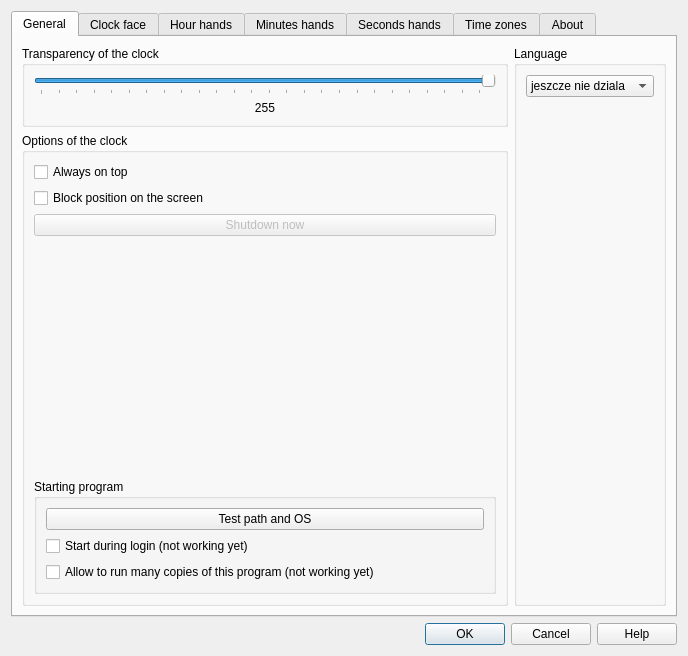
Before: the Qt Designer form topcje_dlg.ui in jgrebosz/celownik, drawn with Qt 5.
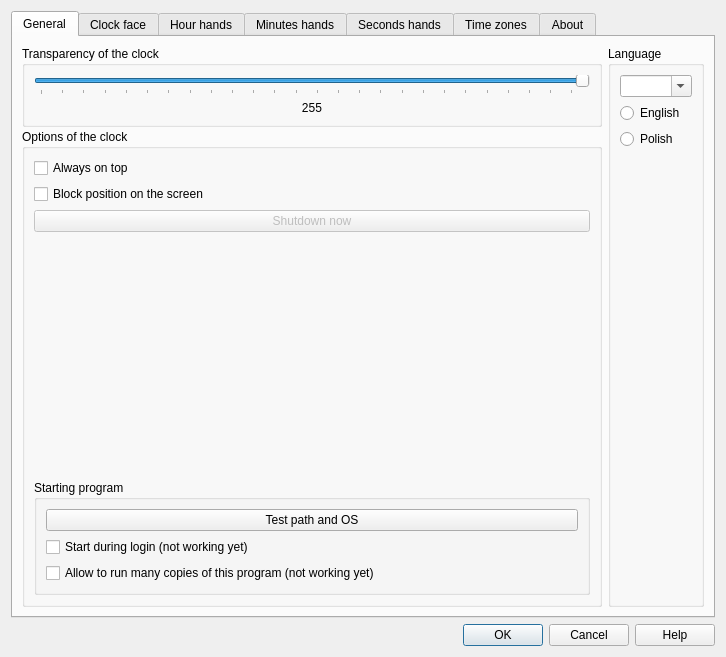
After: the same form once the commit is applied. The open tabs and pages were chosen to show the change. Icons and pictures are not drawn.

Patch:
```diff
--- a/topcje_dlg.ui
+++ b/topcje_dlg.ui
@@ -6,8 +6,8 @@
    <rect>
     <x>0</x>
     <y>0</y>
-    <width>688</width>
-    <height>656</height>
+    <width>726</width>
+    <height>657</height>
    </rect>
   </property>
   <property name="windowTitle">
@@ -32,6 +32,9 @@
       <layout class="QHBoxLayout" name="horizontalLayout">
        <item>
         <layout class="QVBoxLayout" name="verticalLayout_8">
+         <property name="spacing">
+          <number>2</number>
+         </property>
          <item>
           <widget class="QGroupBox" name="groupBox">
            <property name="title">
@@ -158,7 +161,10 @@
         </layout>
        </item>
        <item>
-        <layout class="QVBoxLayout" name="verticalLayout_4">
+        <layout class="QVBoxLayout" name="verticalLayout_4" stretch="0">
+         <property name="spacing">
+          <number>20</number>
+         </property>
          <item>
           <widget class="QGroupBox" name="groupBox_4">
            <property name="title">
@@ -167,22 +173,23 @@
            <layout class="QVBoxLayout" name="verticalLayout_2">
             <item>
              <widget class="QComboBox" name="comboBox_language">
-              <property name="currentText">
-               <string>jeszcze nie dziala</string>
+              <property name="editable">
+               <bool>true</bool>
               </property>
-              <property name="currentIndex">
-               <number>0</number>
+             </widget>
+            </item>
+            <item>
+             <widget class="QRadioButton" name="radioButton_english">
+              <property name="text">
+               <string>English</string>
               </property>
-              <item>
-               <property name="text">
-                <string>jeszcze nie dziala</string>
-               </property>
-              </item>
-              <item>
-               <property name="text">
-                <string>nadal nie działa</string>
-               </property>
-              </item>
+             </widget>
+            </item>
+            <item>
+             <widget class="QRadioButton" name="radioButton_polish">
+              <property name="text">
+               <string>Polish</string>
+              </property>
              </widget>
             </item>
             <item>
```
Left out of the diff: 44 changed lines with no effect on the pictures.
